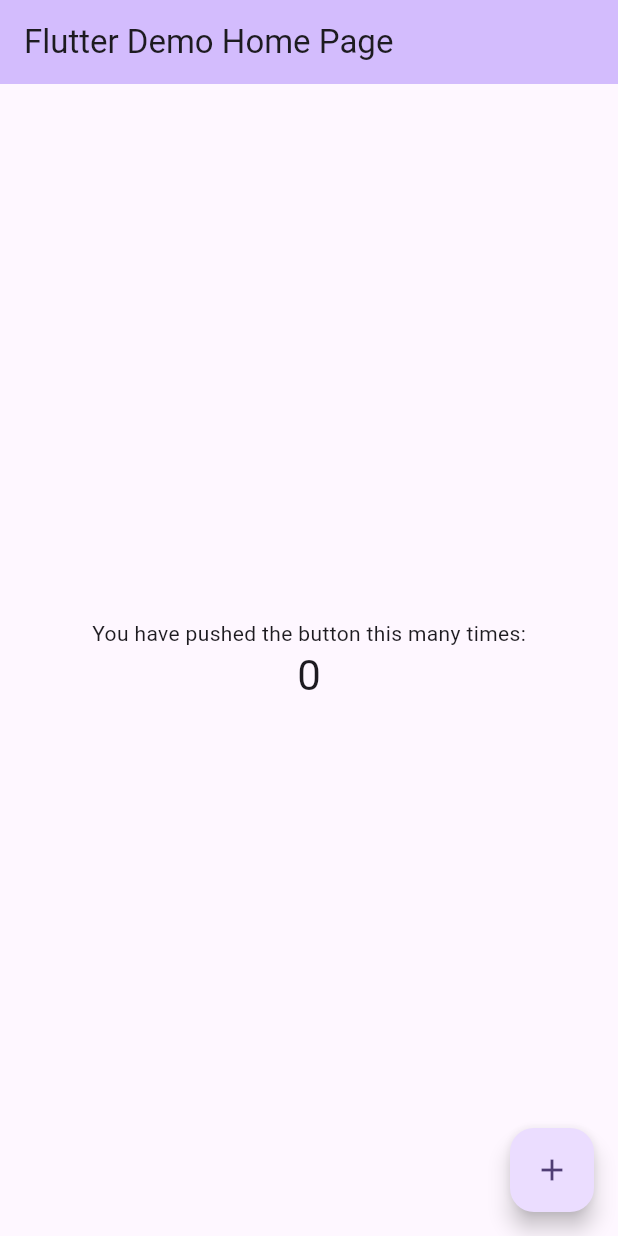
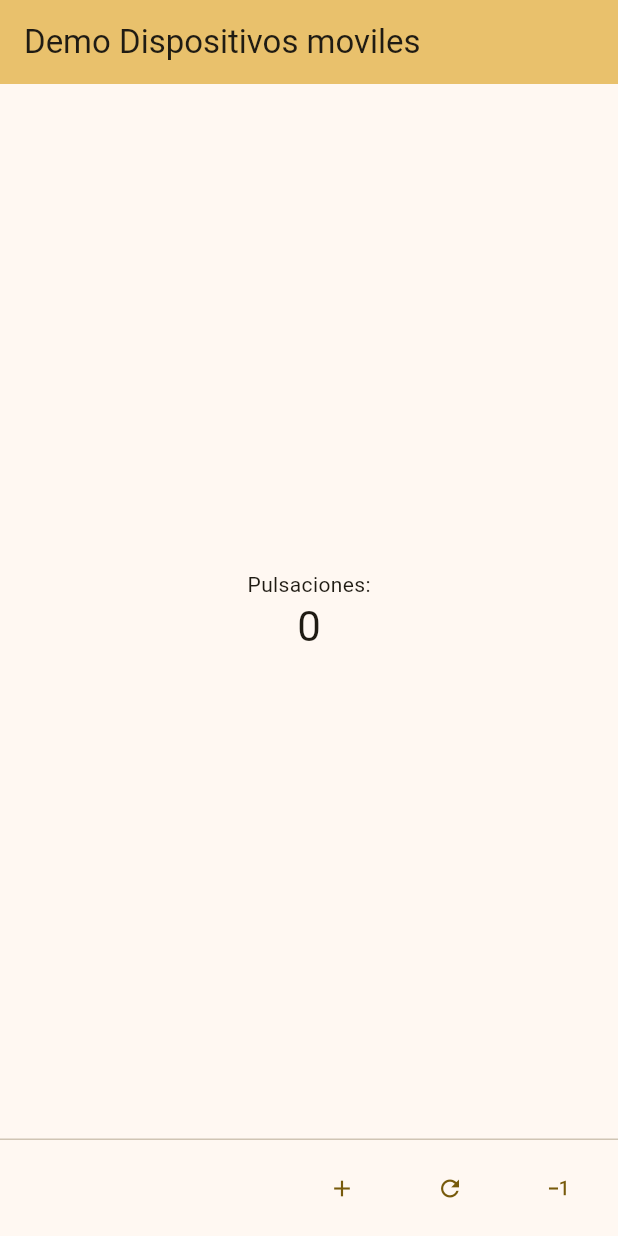
Before and after one commit to PatoJZ/3479A321_2022479007, a Flutter app: the screen it shows after launch, on a phone screen of 412 x 824 dp. Run offline on Flutter 3.47's test engine with Material 3 defaults, Android fonts, the phone set to English and light mode, and no system bars.

```diff
--- a/lib/main.dart
+++ b/lib/main.dart
@@ -28,10 +28,10 @@ class MyApp extends StatelessWidget {
         //
         // This works for code too, not just values: Most code changes can be
         // tested with just a hot reload.
-        colorScheme: ColorScheme.fromSeed(seedColor: Colors.deepPurple),
+        colorScheme: ColorScheme.fromSeed(seedColor: Colors.amber),
         useMaterial3: true,
       ),
-      home: const MyHomePage(title: 'Flutter Demo Home Page'),
+      home: const MyHomePage(title: 'Demo Dispositivos moviles'),
     );
   }
 }
@@ -67,6 +67,17 @@ class _MyHomePageState extends State<MyHomePage> {
       _counter++;
     });
   }
+
+  void _resetCounter() {
+    setState(() {
+      _counter = 0;
+    });
+  }
+  void _subtractCounter() {
+  setState(() {
+    _counter--;
+  });
+}
 
   @override
   Widget build(BuildContext context) {
@@ -106,7 +117,7 @@ class _MyHomePageState extends State<MyHomePage> {
           mainAxisAlignment: MainAxisAlignment.center,
           children: <Widget>[
             const Text(
-              'You have pushed the button this many times:',
+              'Pulsaciones:',
             ),
             Text(
               '$_counter',
@@ -115,11 +126,21 @@ class _MyHomePageState extends State<MyHomePage> {
           ],
         ),
       ),
-      floatingActionButton: FloatingActionButton(
-        onPressed: _incrementCounter,
-        tooltip: 'Increment',
-        child: const Icon(Icons.add),
-      ), // This trailing comma makes auto-formatting nicer for build methods.
+      persistentFooterButtons: <Widget>[
+        TextButton(
+          onPressed: _incrementCounter,
+          child: const Icon(Icons.add)
+        ),
+        TextButton(
+          onPressed: _resetCounter,
+          child: const Icon(Icons.refresh)
+        ),
+         TextButton(
+          onPressed: _subtractCounter,
+          child: const Icon(Icons.exposure_minus_1),
+        )
+      ],
+      // This trailing comma makes auto-formatting nicer for build methods.
     );
   }
 }
```
